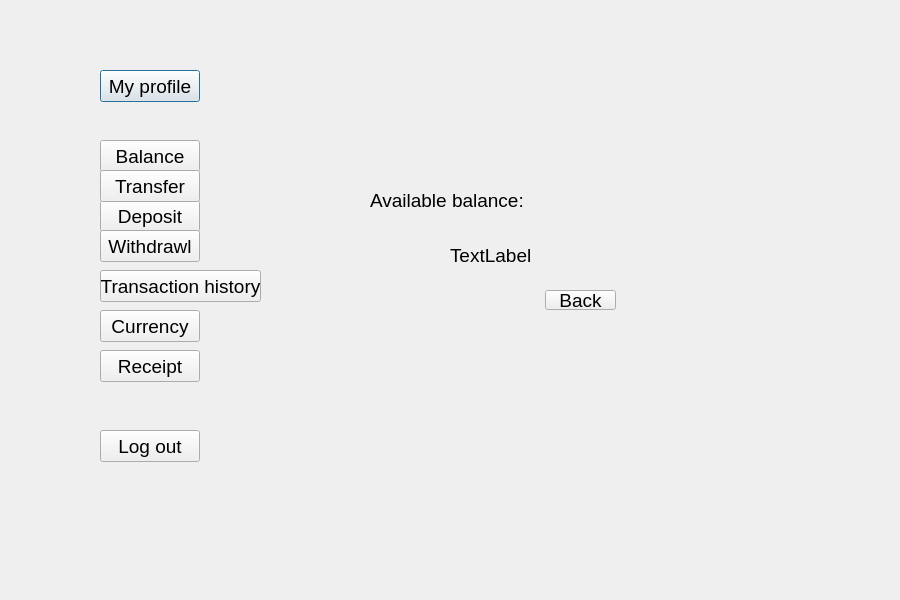
Qt form bank-automat/menu.ui (25kmo-project/group_15) before a commit.
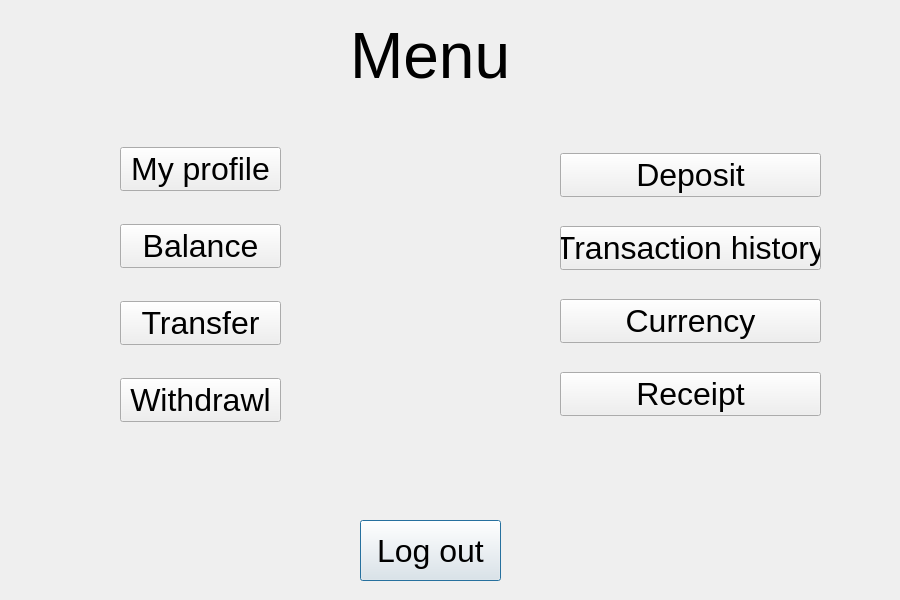
The same form after that commit.

```diff
--- a/bank-automat/menu.ui
+++ b/bank-automat/menu.ui
@@ -13,255 +13,171 @@
   <property name="windowTitle">
    <string>Dialog</string>
   </property>
-  <widget class="QPushButton" name="btnMyProfile">
+  <widget class="QPushButton" name="btnLogOut">
    <property name="geometry">
     <rect>
-     <x>100</x>
-     <y>70</y>
-     <width>100</width>
-     <height>32</height>
+     <x>360</x>
+     <y>520</y>
+     <width>141</width>
+     <height>61</height>
     </rect>
    </property>
    <property name="font">
     <font>
      <family>Arial</family>
-     <pointsize>14</pointsize>
+     <pointsize>24</pointsize>
     </font>
    </property>
    <property name="text">
-    <string>My profile</string>
+    <string>Log out</string>
    </property>
   </widget>
+  <widget class="QLabel" name="label">
+   <property name="geometry">
+    <rect>
+     <x>350</x>
+     <y>20</y>
+     <width>201</width>
+     <height>71</height>
+    </rect>
+   </property>
+   <property name="font">
+    <font>
+     <family>Arial</family>
+     <pointsize>48</pointsize>
+    </font>
+   </property>
+   <property name="text">
+    <string>Menu</string>
+   </property>
+  </widget>
+  <widget class="QWidget" name="">
+   <property name="geometry">
+    <rect>
+     <x>120</x>
+     <y>120</y>
+     <width>161</width>
+     <height>331</height>
+    </rect>
+   </property>
+   <layout class="QGridLayout" name="gridLayout">
+    <item row="4" column="0">
+     <widget class="QPushButton" name="btnWithdrawl">
+      <property name="font">
+       <font>
+        <family>Arial</family>
+        <pointsize>24</pointsize>
+       </font>
+      </property>
+      <property name="text">
+       <string>Withdrawl</string>
+      </property>
+     </widget>
+    </item>
+    <item row="3" column="0">
+     <widget class="QPushButton" name="btnTransfer">
+      <property name="font">
+       <font>
+        <family>Arial</family>
+        <pointsize>24</pointsize>
+       </font>
+      </property>
+      <property name="text">
+       <string>Transfer</string>
+      </property>
+     </widget>
+    </item>
+    <item row="2" column="0">
   <widget class="QPushButton" name="btnBalance">
-   <property name="geometry">
-    <rect>
-     <x>100</x>
-     <y>140</y>
-     <width>100</width>
-     <height>32</height>
-    </rect>
-   </property>
    <property name="font">
     <font>
      <family>Arial</family>
-     <pointsize>14</pointsize>
+        <pointsize>24</pointsize>
     </font>
    </property>
    <property name="text">
     <string>Balance</string>
    </property>
   </widget>
-  <widget class="QPushButton" name="btnTransactionHistory">
-   <property name="geometry">
-    <rect>
-     <x>100</x>
-     <y>270</y>
-     <width>161</width>
-     <height>32</height>
-    </rect>
-   </property>
+    </item>
+    <item row="1" column="0">
+     <widget class="QPushButton" name="btnMyProfile">
    <property name="font">
     <font>
      <family>Arial</family>
-     <pointsize>14</pointsize>
+        <pointsize>24</pointsize>
     </font>
    </property>
    <property name="text">
-    <string>Transaction history</string>
-   </property>
-  </widget>
+       <string>My profile</string>
+      </property>
+     </widget>
+    </item>
+   </layout>
+  </widget>
+  <widget class="QWidget" name="">
+   <property name="geometry">
+    <rect>
+     <x>560</x>
+     <y>130</y>
+     <width>261</width>
+     <height>311</height>
+    </rect>
+   </property>
+   <layout class="QGridLayout" name="gridLayout_2">
+    <item row="0" column="0">
   <widget class="QPushButton" name="btnDeposit">
-   <property name="geometry">
-    <rect>
-     <x>100</x>
-     <y>200</y>
-     <width>100</width>
-     <height>32</height>
-    </rect>
-   </property>
    <property name="font">
     <font>
      <family>Arial</family>
-     <pointsize>14</pointsize>
+        <pointsize>24</pointsize>
     </font>
    </property>
    <property name="text">
     <string>Deposit</string>
    </property>
   </widget>
-  <widget class="QPushButton" name="btnWithdrawl">
-   <property name="geometry">
-    <rect>
-     <x>100</x>
-     <y>230</y>
-     <width>100</width>
-     <height>32</height>
-    </rect>
-   </property>
+    </item>
+    <item row="1" column="0">
+     <widget class="QPushButton" name="btnTransactionHistory">
    <property name="font">
     <font>
      <family>Arial</family>
-     <pointsize>14</pointsize>
+        <pointsize>24</pointsize>
     </font>
    </property>
    <property name="text">
-    <string>Withdrawl</string>
-   </property>
-  </widget>
+       <string>Transaction history</string>
+      </property>
+     </widget>
+    </item>
+    <item row="2" column="0">
   <widget class="QPushButton" name="btnCurrency">
-   <property name="geometry">
-    <rect>
-     <x>100</x>
-     <y>310</y>
-     <width>100</width>
-     <height>32</height>
-    </rect>
-   </property>
    <property name="font">
     <font>
      <family>Arial</family>
-     <pointsize>14</pointsize>
+        <pointsize>24</pointsize>
     </font>
    </property>
    <property name="text">
     <string>Currency</string>
    </property>
   </widget>
+    </item>
+    <item row="3" column="0">
   <widget class="QPushButton" name="btnReceipt">
-   <property name="geometry">
-    <rect>
-     <x>100</x>
-     <y>350</y>
-     <width>100</width>
-     <height>32</height>
-    </rect>
-   </property>
    <property name="font">
     <font>
      <family>Arial</family>
-     <pointsize>14</pointsize>
+        <pointsize>24</pointsize>
     </font>
    </property>
    <property name="text">
     <string>Receipt</string>
    </property>
   </widget>
-  <widget class="QPushButton" name="btnTransfer">
-   <property name="geometry">
-    <rect>
-     <x>100</x>
-     <y>170</y>
-     <width>100</width>
-     <height>32</height>
-    </rect>
-   </property>
-   <property name="font">
-    <font>
-     <family>Arial</family>
-     <pointsize>14</pointsize>
-    </font>
-   </property>
-   <property name="text">
-    <string>Transfer</string>
-   </property>
-  </widget>
-  <widget class="QStackedWidget" name="stackedWidget">
-   <property name="geometry">
-    <rect>
-     <x>300</x>
-     <y>150</y>
-     <width>351</width>
-     <height>211</height>
-    </rect>
-   </property>
-   <property name="font">
-    <font>
-     <family>Arial</family>
-     <pointsize>14</pointsize>
-    </font>
-   </property>
-   <property name="currentIndex">
-    <number>1</number>
-   </property>
-   <widget class="QWidget" name="pageMain"/>
-   <widget class="QWidget" name="pageBalance">
-    <widget class="QLabel" name="labelBalance1">
-     <property name="geometry">
-      <rect>
-       <x>70</x>
-       <y>30</y>
-       <width>211</width>
-       <height>41</height>
-      </rect>
-     </property>
-     <property name="font">
-      <font>
-       <family>Arial</family>
-       <pointsize>14</pointsize>
-      </font>
-     </property>
-     <property name="text">
-      <string>Available balance:</string>
-     </property>
-    </widget>
-    <widget class="QLabel" name="labelBalance2">
-     <property name="geometry">
-      <rect>
-       <x>150</x>
-       <y>90</y>
-       <width>81</width>
-       <height>31</height>
-      </rect>
-     </property>
-     <property name="font">
-      <font>
-       <family>Arial</family>
-       <pointsize>14</pointsize>
-      </font>
-     </property>
-     <property name="text">
-      <string>TextLabel</string>
-     </property>
-    </widget>
-    <widget class="QPushButton" name="backButton">
-     <property name="geometry">
-      <rect>
-       <x>245</x>
-       <y>140</y>
-       <width>71</width>
-       <height>20</height>
-      </rect>
-     </property>
-     <property name="font">
-      <font>
-       <family>Arial</family>
-       <pointsize>14</pointsize>
-      </font>
-     </property>
-     <property name="text">
-      <string>Back</string>
-     </property>
-    </widget>
-   </widget>
-  </widget>
-  <widget class="QPushButton" name="btnLogOut">
-   <property name="geometry">
-    <rect>
-     <x>100</x>
-     <y>430</y>
-     <width>100</width>
-     <height>32</height>
-    </rect>
-   </property>
-   <property name="font">
-    <font>
-     <family>Arial</family>
-     <pointsize>14</pointsize>
-    </font>
-   </property>
-   <property name="text">
-    <string>Log out</string>
-   </property>
+    </item>
+   </layout>
   </widget>
  </widget>
  <resources/>
```
Lines whose indentation alone changed are shown as unchanged.
